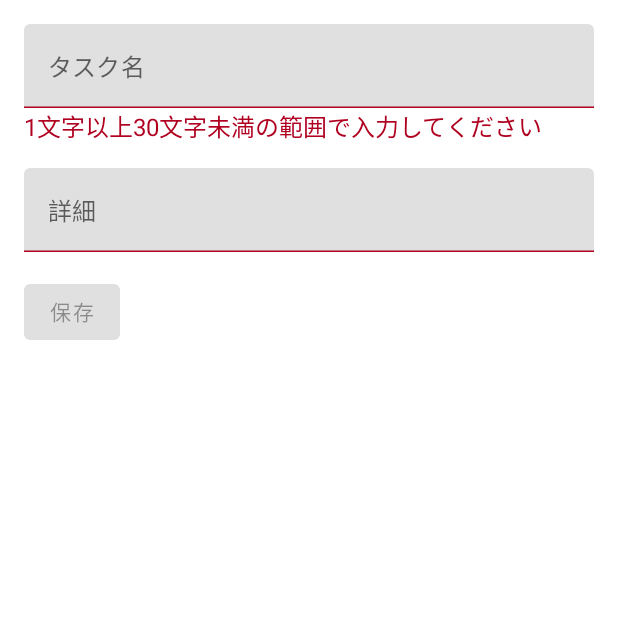
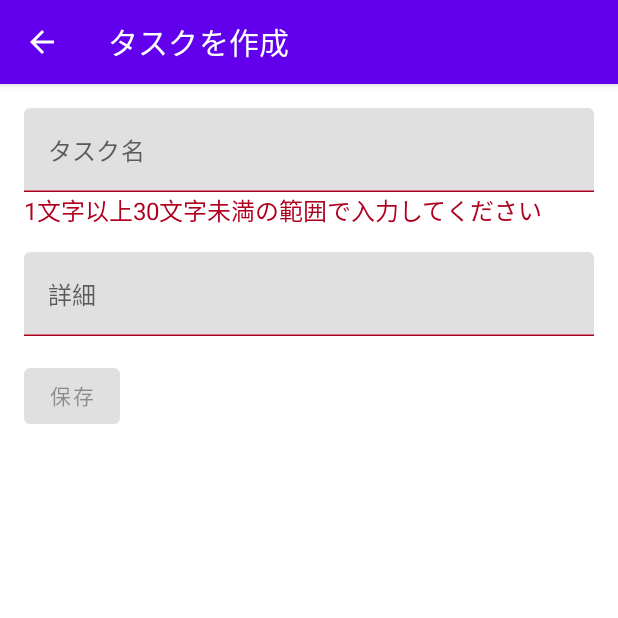
Before and after one commit to pantasystem/TodoApp, an Android app built with Jetpack Compose: the composable TaskEditorScreen shown on its own in the app's theme, on a phone screen of 412 x 824 dp, the top half of it. Run offline under Robolectric (Android 15) with nearby library versions, the phone set to English and light mode, and no system bars; our stand-ins replace Dagger/Hilt's generated code; network calls fail; 2 statements that could not run were skipped.

```diff
--- a/android/app/src/main/java/net/pantasystem/todoandroidexample/ui/App.kt
+++ b/android/app/src/main/java/net/pantasystem/todoandroidexample/ui/App.kt
@@ -65,7 +65,7 @@ fun App(
                         )
                     }
                     composable(Routes.TopLevel.Account.route) {
-                        AccountRoute()
+                        AccountRoute(mainViewModel)
                     }
                     taskDetailNavGraph(onNavigateUp = {
                         navController.popBackStack()
--- a/android/app/src/main/java/net/pantasystem/todoandroidexample/ui/task_editor/TaskEditorScreen.kt
+++ b/android/app/src/main/java/net/pantasystem/todoandroidexample/ui/task_editor/TaskEditorScreen.kt
@@ -3,6 +3,8 @@ package net.pantasystem.todoandroidexample.ui.task_editor
 import androidx.compose.foundation.layout.*
 import androidx.compose.foundation.lazy.LazyColumn
 import androidx.compose.material.*
+import androidx.compose.material.icons.Icons
+import androidx.compose.material.icons.filled.ArrowBack
 import androidx.compose.runtime.Composable
 import androidx.compose.runtime.LaunchedEffect
 import androidx.compose.runtime.collectAsState
@@ -52,7 +54,19 @@ fun TaskEditorScreen(
     }
 
     Scaffold(
-        modifier = modifier
+        modifier = modifier,
+        topBar = {
+            TopAppBar(
+                title = {
+                    Text("タスクを作成")
+                },
+                navigationIcon = {
+                    IconButton(onClick = onNavigateUp) {
+                        Icon(Icons.Default.ArrowBack, null)
+                    }
+                }
+            )
+        }
     ) {
         Column(
             Modifier
```
Also changed, not shown: android/app/src/main/java/net/pantasystem/todoandroidexample/ui/account/AccountScreen.kt (+12 -3 lines).
